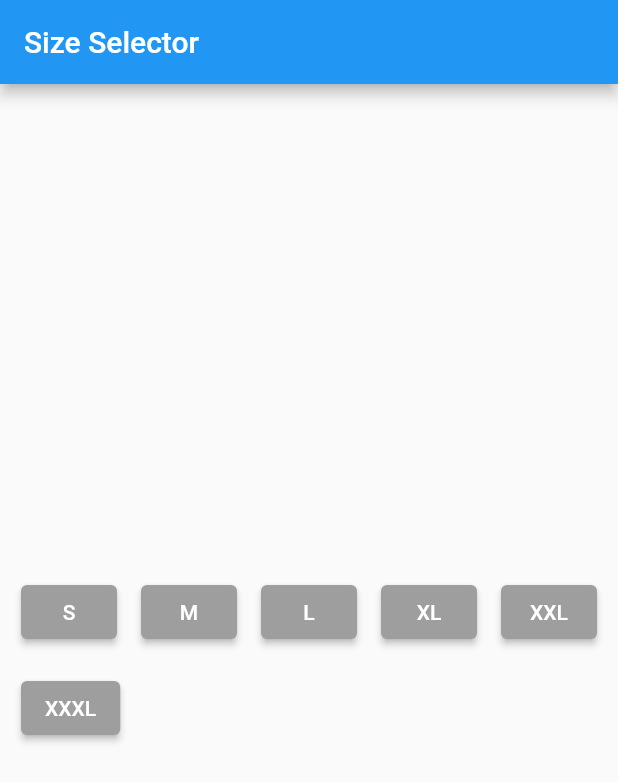
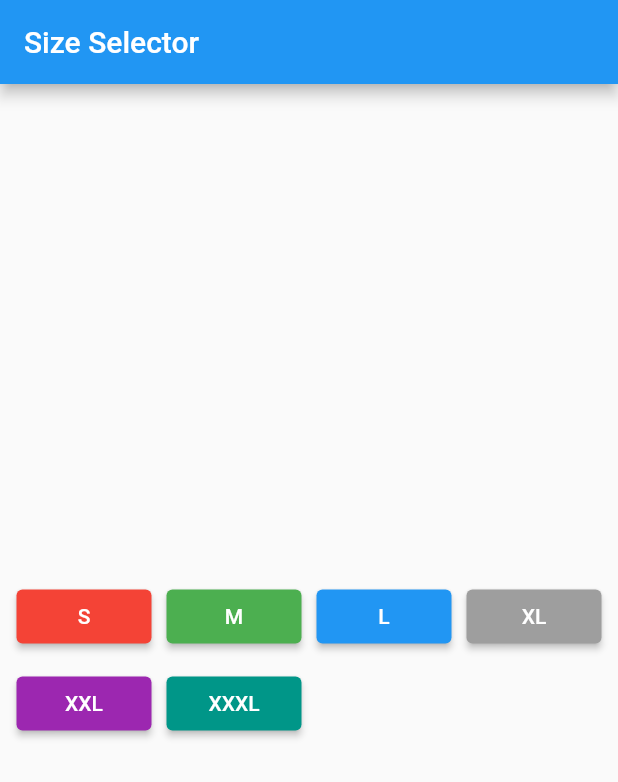
Before and after one commit to kawsaremtiaz/module_9_live_test, a Flutter app: the screen it shows after launch, on a phone screen of 412 x 824 dp. Shown: the top 782 px of the screen. Run offline on Flutter 3.47's test engine with Material 2 defaults, Android fonts, the phone set to English and light mode, and no system bars.

Commit message:
Selected Color

```diff
--- a/lib/main.dart
+++ b/lib/main.dart
@@ -22,6 +22,7 @@ class HomeScreen extends StatefulWidget {
 
 class _HomeScreenState extends State<HomeScreen> {
   Color? _selectedColor;
+  Color selectedBtnColor = Colors.orange;
   String _selectedSize = "Medium";
 
   void _showSnackbar(String message) {
@@ -40,14 +41,17 @@ class _HomeScreenState extends State<HomeScreen> {
   }
 
   Widget _buildButton(Color color, String size) {
-    return Padding(
-      padding: const EdgeInsets.all(8.0),
-      child: ElevatedButton(
-        onPressed: () => _onButtonPressed(color, size),
-        style: ElevatedButton.styleFrom(
-          backgroundColor: _selectedColor == color ? color.withOpacity(1) : color,
+    return SizedBox(
+      width: 100,
+      child: Padding(
+        padding: const EdgeInsets.all(5.0),
+        child: ElevatedButton(
+          onPressed: () => _onButtonPressed(color, size),
+          style: ElevatedButton.styleFrom(
+            backgroundColor: _selectedColor == color ? selectedBtnColor : color,
+          ),
+          child: Text(size),
         ),
-        child: Text(size),
       ),
     );
   }
@@ -61,12 +65,12 @@ class _HomeScreenState extends State<HomeScreen> {
       body: Center(
         child: Wrap(
           children: <Widget>[
-            _buildButton(Colors.grey, 'S'),
-            _buildButton(Colors.grey, 'M'),
-            _buildButton(Colors.grey, 'L'),
+            _buildButton(Colors.red, 'S'),
+            _buildButton(Colors.green, 'M'),
+            _buildButton(Colors.blue, 'L'),
             _buildButton(Colors.grey, 'XL'),
-            _buildButton(Colors.grey, 'XXL'),
-            _buildButton(Colors.grey, 'XXXL'),
+            _buildButton(Colors.purple, 'XXL'),
+            _buildButton(Colors.teal, 'XXXL'),
           ],
         ),
       ),
```
